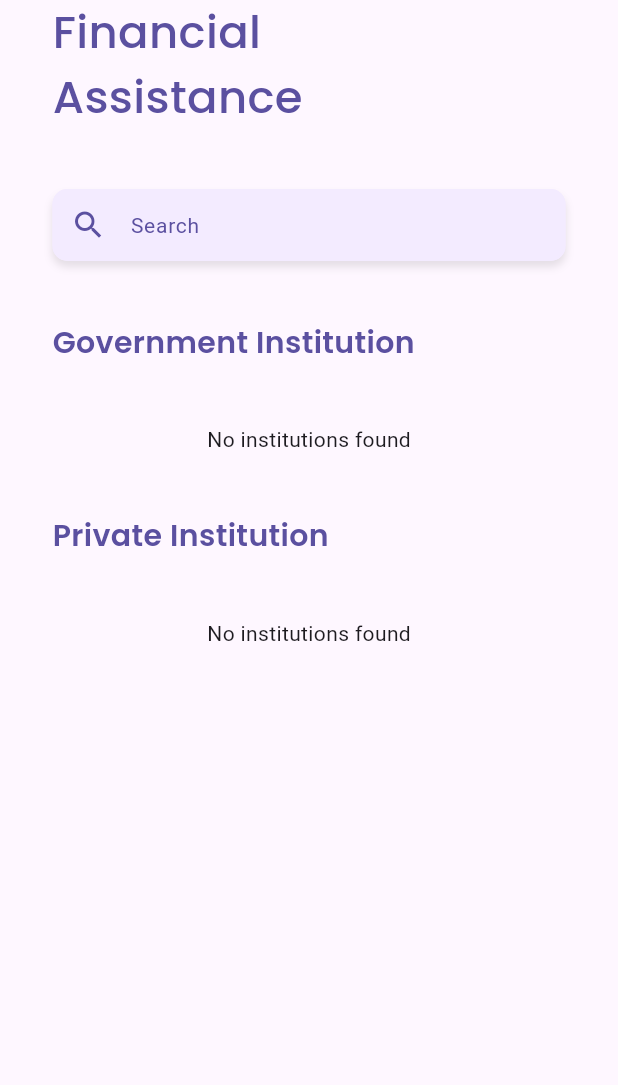
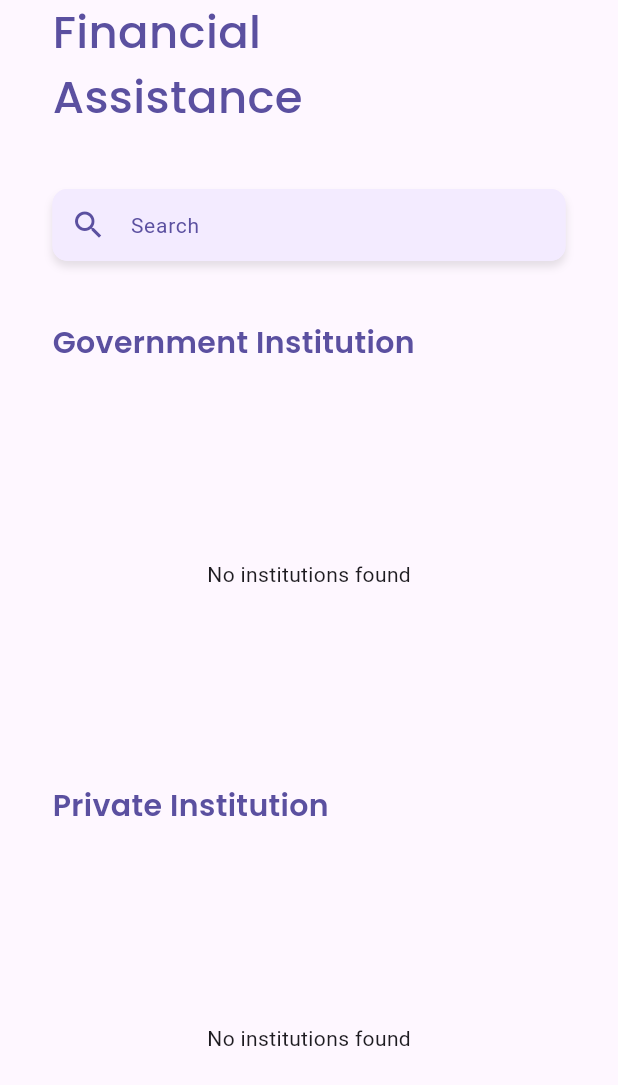
Before and after one commit to CapillanesFrizty/CanLineCom, a Flutter app: the FinancialSupportScreen widget shown alone on an empty page, opened directly, on a phone screen of 412 x 824 dp. Shown: the top 1085 px of the screen. Run offline on Flutter 3.47's test engine with Material 3 defaults, Android fonts, the phone set to English and light mode, and no system bars; our stand-ins replace flutter_svg, go_router, google_fonts, google_maps_flutter, supabase_flutter; accounts and stored records are empty; network calls fail.

```diff
--- a/canlineapp/lib/Presentation/screen/FinancialSupport/FinancialSupportScreen.dart
+++ b/canlineapp/lib/Presentation/screen/FinancialSupport/FinancialSupportScreen.dart
@@ -1,8 +1,8 @@
 import 'package:flutter/material.dart';
 import 'package:go_router/go_router.dart';
 import 'package:supabase_flutter/supabase_flutter.dart';
+import 'package:google_fonts/google_fonts.dart';
 import '../../widgets/Card/Carddesign2Carousellist.dart';
-import 'package:google_fonts/google_fonts.dart';
 
 class FinancialSupportScreen extends StatefulWidget {
   const FinancialSupportScreen({super.key});
@@ -12,12 +12,13 @@ class FinancialSupportScreen extends StatefulWidget {
 }
 
 class _FinancialSupportScreenState extends State<FinancialSupportScreen> {
-  // Constants for better maintainability
+  // Constants
   static const _primaryColor = Color(0xFF5B50A0);
   static const _secondaryColor = Color(0xFFF3EBFF);
   static const _tableName = 'Financial-Institution';
+  static const double _cardHeight = 200.0;
 
-  // Cached styles for better performance
+  // Styles
   final _titleStyle = GoogleFonts.poppins(
     textStyle: const TextStyle(
       fontWeight: FontWeight.w500,
@@ -34,18 +35,18 @@ class _FinancialSupportScreenState extends State<FinancialSupportScreen> {
     ),
   );
 
-  // Search controller
+  // Controllers
   final TextEditingController _searchController = TextEditingController();
   String _searchQuery = '';
 
   @override
   void initState() {
     super.initState();
-    _searchController.addListener(() {
-      setState(() {
-        _searchQuery = _searchController.text;
-      });
-    });
+    _searchController.addListener(_onSearchChanged);
+  }
+
+  void _onSearchChanged() {
+    setState(() => _searchQuery = _searchController.text);
   }
 
   @override
@@ -54,23 +55,30 @@ class _FinancialSupportScreenState extends State<FinancialSupportScreen> {
     super.dispose();
   }
 
+  // Data Fetching
   Future<List<Map<String, dynamic>>> _fetchInstitutions(String type) async {
     final response = await Supabase.instance.client
         .from(_tableName)
         .select()
         .eq('Financial-Institution-Type', type);
 
-    final List<Map<String, dynamic>> institutions =
-        List<Map<String, dynamic>>.from(response);
+    final institutions = List<Map<String, dynamic>>.from(response);
 
     if (_searchQuery.isEmpty) return institutions;
 
-    return institutions
-        .where((institution) => institution['Financial-Institution-Name']
+    return institutions.where((institution) {
+      return institution['Financial-Institution-Name']
           .toString()
           .toLowerCase()
-            .contains(_searchQuery.toLowerCase()))
-        .toList();
+          .contains(_searchQuery.toLowerCase());
+    }).toList();
+  }
+
+  Future<String> _getImageUrl(Map<String, dynamic> institution) async {
+    final fileName = "${institution['Financial-Institution-Name']}.png";
+    return Supabase.instance.client.storage
+        .from('Assets')
+        .getPublicUrl("Financial-Institution/$fileName");
   }
 
   @override
@@ -90,6 +98,7 @@ class _FinancialSupportScreenState extends State<FinancialSupportScreen> {
     );
   }
 
+  // UI Components
   Widget _buildTitle() {
     return Padding(
       padding: const EdgeInsets.only(bottom: 40.0),
@@ -117,8 +126,13 @@ class _FinancialSupportScreenState extends State<FinancialSupportScreen> {
       ),
       child: TextField(
         controller: _searchController,
-        autofocus: false,
-        decoration: InputDecoration(
+        decoration: _buildSearchDecoration(),
+      ),
+    );
+  }
+
+  InputDecoration _buildSearchDecoration() {
+    return InputDecoration(
       filled: true,
       fillColor: _secondaryColor,
       contentPadding: EdgeInsets.zero,
@@ -133,8 +147,6 @@ class _FinancialSupportScreenState extends State<FinancialSupportScreen> {
       ),
       hintText: "Search",
       hintStyle: const TextStyle(color: _primaryColor, fontSize: 14.0),
-        ),
-      ),
     );
   }
 
@@ -146,13 +158,22 @@ class _FinancialSupportScreenState extends State<FinancialSupportScreen> {
           padding: const EdgeInsets.symmetric(vertical: 40.0),
           child: Text(title, style: _sectionTitleStyle),
         ),
-        FutureBuilder<List<Map<String, dynamic>>>(
+        SizedBox(
+          height: _cardHeight,
+          child: FutureBuilder<List<Map<String, dynamic>>>(
             future: _fetchInstitutions(type),
-          builder: (context, snapshot) {
+            builder: _buildInstitutionList,
+          ),
+        ),
+      ],
+    );
+  }
+
+  Widget _buildInstitutionList(BuildContext context,
+      AsyncSnapshot<List<Map<String, dynamic>>> snapshot) {
     if (snapshot.connectionState == ConnectionState.waiting) {
       return const Center(child: CircularProgressIndicator());
     }
-
     if (snapshot.hasError) {
       return Center(child: Text('Error: ${snapshot.error}'));
     }
@@ -162,18 +183,11 @@ class _FinancialSupportScreenState extends State<FinancialSupportScreen> {
       return const Center(child: Text('No institutions found'));
     }
 
-            return SizedBox(
-              height: 200,
-              child: ListView.builder(
+    return ListView.builder(
       scrollDirection: Axis.horizontal,
       itemCount: institutions.length,
       itemBuilder: (context, index) =>
           _buildInstitutionCard(institutions[index]),
-              ),
-            );
-          },
-        ),
-      ],
     );
   }
 
@@ -191,11 +205,4 @@ class _FinancialSupportScreenState extends State<FinancialSupportScreen> {
       },
     );
   }
-
-  Future<String> _getImageUrl(Map<String, dynamic> institution) async {
-    final fileName = "${institution['Financial-Institution-Name']}.png";
-    return Supabase.instance.client.storage
-        .from('Assets')
-        .getPublicUrl("Financial-Institution/$fileName");
 }
-}
--- a/canlineapp/lib/Presentation/widgets/BarrelFileWidget..dart
+++ b/canlineapp/lib/Presentation/widgets/BarrelFileWidget..dart
@@ -14,3 +14,6 @@ export 'auth/signup_form.dart';
 //! Onboarding Widgets
 export 'onboarding/getstarted_button.dart';
 export 'onboarding/onboarding_step.dart';
+
+//! Notification
+export './notification/notificationcard.dart';
```
Also changed, not shown: canlineapp/lib/Presentation/screen/clinics/Moreinfo_ClinicsScreen.dart (+195 -58 lines). Lines whose indentation alone changed are shown as unchanged.
